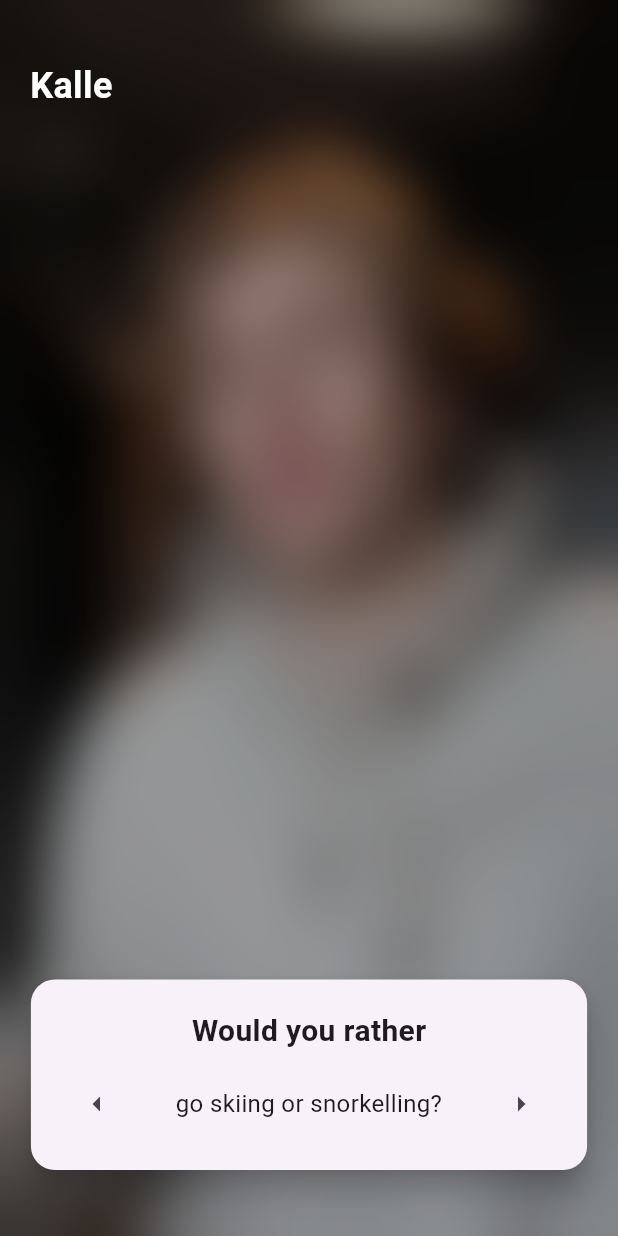
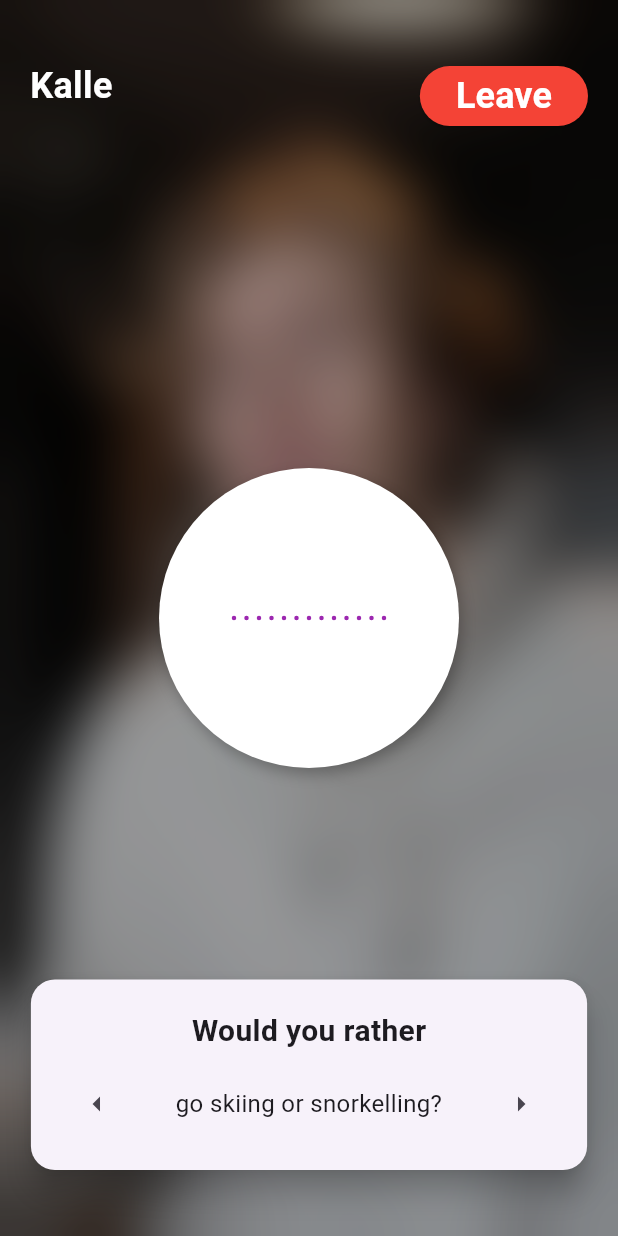
Before and after one commit to KalleHallden/awsAmplify, a Flutter app: the CallPage screen opened directly, on a phone screen of 412 x 824 dp. Run offline on Flutter 3.47's test engine with Material 3 defaults, Android fonts, the phone set to English and light mode, and no system bars; our stand-ins replace permission_handler; missing offline and left inert: agora_rtc_engine, amplify_auth_cognito, amplify_authenticator, amplify_flutter.

Commit message:
Call page now created

```diff
--- a/lib/components/config_override.dart
+++ b/lib/components/config_override.dart
@@ -38,7 +38,7 @@ class ExampleConfigOverride {
   String getToken() {
     return _overridedConfig[keyToken] ??
         // Allow pass a `channelId` as an environment variable with name `TEST_CHANNEL_ID` by using --dart-define
-        const String.fromEnvironment(keyToken, defaultValue: '007eJxTYLjfKt5ntLvzdKpE3vEP/L+Wr4/5Z790ydesrvurQs4usFVWYDBMSjIwMDSwTLGwNDVJSUxKMjQyNEhOTjExNTNKSjJNU46ZnN4QyMjwKEGHhZEBAkF8FoaS1OISBgYA6kkhLA==');
+        const String.fromEnvironment(keyToken, defaultValue: '007eJxTYGDxcE1wteg4F/5y6jae16G7NnHelOJUCvu5qF/16oIyIykFBsOkJAMDQwPLFAtLU5OUxKQkQyNDg+TkFBNTM6OkJNO0l+HT0xsCGRk+RKUwMjJAIIjPwlCSWlzCwAAA0rceeA==');
   }
 
   /// Override the config(appId/channelId/token)
--- a/lib/pages/call_page.dart
+++ b/lib/pages/call_page.dart
@@ -1,3 +1,4 @@
+import 'package:call_app/pages/join_call_page.dart';
 import 'package:flutter/material.dart';
 import 'dart:ui';
 
@@ -34,14 +35,14 @@ class _CallPageState extends State<CallPage> {
     return Scaffold(
       body: Stack(
         children: [
-          // Background Image
+          // 1. Background Image
           Positioned.fill(
             child: Image.asset(
               'assets/profile_pic.jpg', // Replace with your image asset path
               fit: BoxFit.cover,
             ),
           ),
-          // Blur Effect
+          // 2. Blur Effect
           Positioned.fill(
             child: BackdropFilter(
               filter: ImageFilter.blur(sigmaX: 20, sigmaY: 20),
@@ -50,7 +51,12 @@ class _CallPageState extends State<CallPage> {
               ),
             ),
           ),
-          // Top-left Corner Text
+          // 3. Center "HELLO" Text
+          Align(
+            alignment: Alignment.center,
+	    child: JoinChannelAudio(channelID: "test"),
+          ),
+          // 4. Top-left Corner Text
           Positioned(
             top: 40, // Adjust for padding
             left: 20,
@@ -63,7 +69,24 @@ class _CallPageState extends State<CallPage> {
               ),
             ),
           ),
-          // Bottom Center Card
+	  Positioned(
+            top: 40, // Adjust for padding
+            right: 20,
+            child: ElevatedButton(
+              child: Text("Leave", style: TextStyle(
+                fontSize: 24,
+                color: Colors.white,
+                fontWeight: FontWeight.bold,
+              ),
+            ),
+	      style: ButtonStyle(
+    backgroundColor: MaterialStateProperty.all<Color>(Colors.red), // Background color
+    ),
+	      onPressed: () {
+		      Navigator.pop(context);
+	      }),
+          ),
+          // 5. Bottom Center Card
           Align(
             alignment: Alignment.bottomCenter,
             child: Padding(
@@ -92,7 +115,7 @@ class _CallPageState extends State<CallPage> {
                         children: [
                           // Left Arrow
                           IconButton(
-                            icon: Icon(Icons.arrow_left),
+                            icon: Icon(Icons.arrow_left), // Ensure this icon exists
                             onPressed: _previousOption,
                           ),
                           // Center Text
@@ -108,7 +131,7 @@ class _CallPageState extends State<CallPage> {
                           ),
                           // Right Arrow
                           IconButton(
-                            icon: Icon(Icons.arrow_right),
+                            icon: Icon(Icons.arrow_right), // Ensure this icon exists
                             onPressed: _nextOption,
                           ),
                         ],
--- a/lib/pages/join_call_page.dart
+++ b/lib/pages/join_call_page.dart
@@ -7,7 +7,8 @@ import 'package:permission_handler/permission_handler.dart';
 import 'dart:io' as io;
 
 class JoinChannelAudio extends StatefulWidget {
-  const JoinChannelAudio({Key? key}) : super(key: key);
+	final String channelID;
+  const JoinChannelAudio({Key? key, required this.channelID}) : super(key: key);
 
   @override
   _JoinChannelAudioState createState() => _JoinChannelAudioState();
@@ -15,7 +16,7 @@ class JoinChannelAudio extends StatefulWidget {
 
 class _JoinChannelAudioState extends State<JoinChannelAudio> {
   late final RtcEngine _engine;
-  String channelID= channelId;  // Replace with your actual channel ID
+  late String channelID; // Replace with your actual channel ID
   bool isJoined = false;
   late RtcEngineEventHandler _rtcEngineEventHandler;
   late double volume;
@@ -25,6 +26,7 @@ class _JoinChannelAudioState extends State<JoinChannelAudio> {
   @override
   void initState() {
 	  volume = 0.0;
+	  channelID = widget.channelID;
     super.initState();
     _initEngine();
   }
@@ -93,6 +95,7 @@ onAudioVolumeIndication: (RtcConnection connection, List<AudioVolumeInfo> volume
       profile: AudioProfileType.audioProfileDefault,
       scenario: AudioScenarioType.audioScenarioGameStreaming,
     );
+	await _joinChannel();
   }
 
 double _maxVolumeSeen = 1.0;
@@ -169,11 +172,7 @@ double _maxVolumeSeen = 1.0;
           painter: WaveformWidget(volume),
         ),
       ),
-	              ElevatedButton(
-              onPressed: isJoined ? _leaveChannel : _joinChannel,
-              child: Text(isJoined ? 'Leave Channel' : 'Join Channel'),
-            ),
-          ],
+      ],
     );
   }
 }
```
Also changed, not shown: lib/main.dart (+43 -10 lines).
